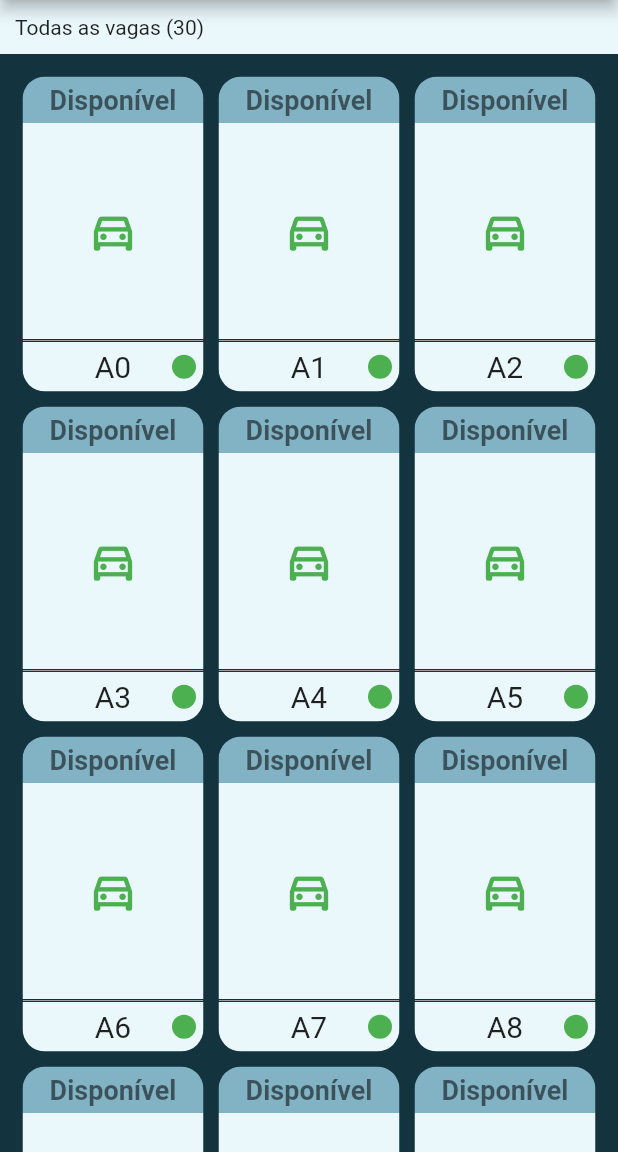
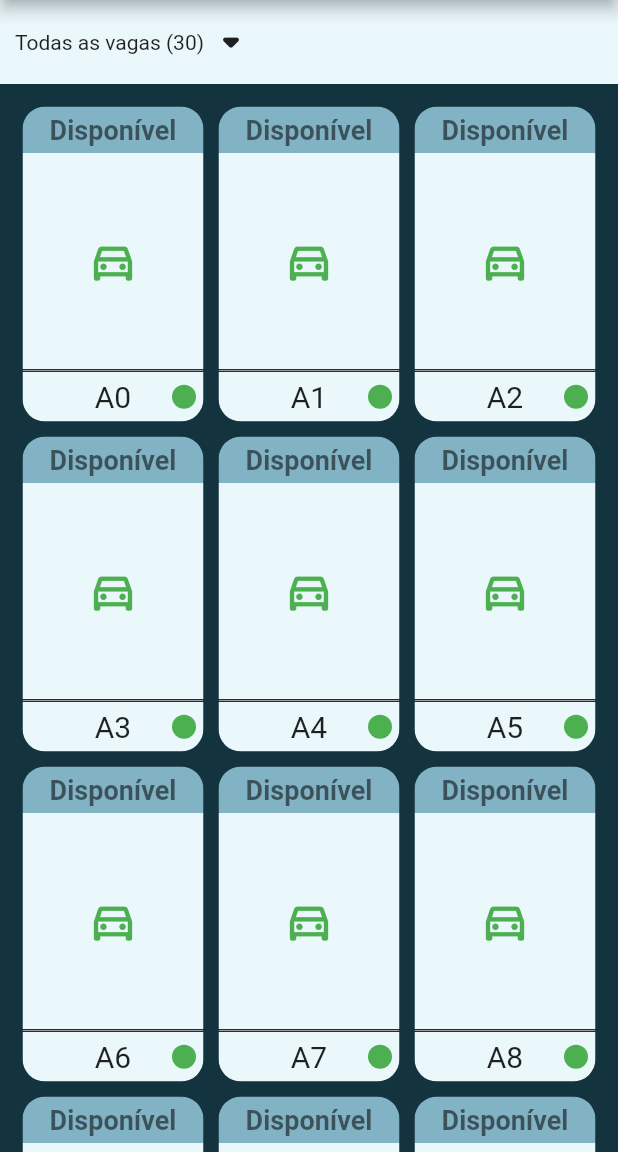
Before and after one commit to AndrewDiass/parking_app, a Flutter app: the ParkingPage screen opened by its route, after a tap on "Gerar vagas", on a phone screen of 412 x 824 dp, the part 84-1236 px from its top. Run offline on Flutter 3.47's test engine with Material 2 defaults, Android fonts, the phone set to English and light mode, and no system bars; our stand-ins replace bot_toast, dartz, equatable, flutter_bloc, flutter_modular, shared_preferences; accounts and stored records are empty.

Commit message:
refactor(ParkingPage): add arrow drop down icon

```diff
--- a/lib/src/feature/parking/presentation/pages/parking_page.dart
+++ b/lib/src/feature/parking/presentation/pages/parking_page.dart
@@ -64,9 +64,19 @@ class _ParkingPageState extends State<ParkingPage> {
             children: [
               PopupMenuButton<CurrentMenuItem>(
                 initialValue: state.currentMenuItem,
-                child: Text(
-                  state.currentTextMenu ??
-                      'Todas as vagas (${state.parkingSpotList.length})',
+                child: InkWell(
+                  child: Row(
+                    children: [
+                      Text(
+                        state.currentTextMenu ??
+                            'Todas as vagas (${state.parkingSpotList.length})',
+                      ),
+                      Icon(
+                        Icons.arrow_drop_down_rounded,
+                        size: 36,
+                      )
+                    ],
+                  ),
                 ),
                 onSelected: (CurrentMenuItem selectedMenu) => handleSetMenuItem(
                   selectedMenu: selectedMenu,
```
